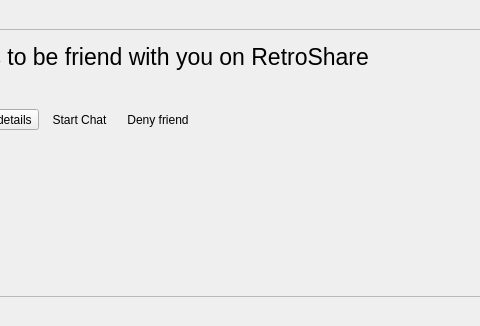
This is retroshare-gui/src/gui/feeds/SecurityItem.ui in RetroShare/RetroShare as Qt 5 draws it before an edit; both pictures show x 269 to 749 and y 0 to 326 of the 1015 by 326 pixel window. The edited form follows.
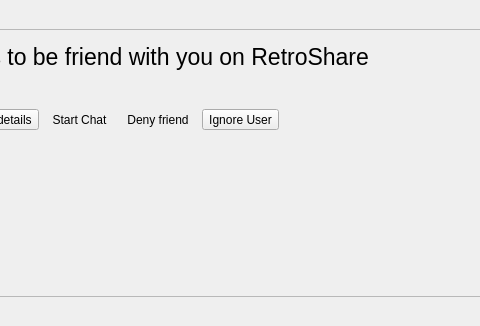
This is the edited form. Icons and pictures are not drawn. Custom widgets are drawn as their Qt base class.

Commit message: Add Ignore User button to Security Feed and implement Ignored Users list management

```diff
--- a/retroshare-gui/src/gui/feeds/SecurityItem.ui
+++ b/retroshare-gui/src/gui/feeds/SecurityItem.ui
@@ -283,6 +283,33 @@
              </property>
             </widget>
            </item>
+           <item>
+            <widget class="QToolButton" name="banButton">
+             <property name="focusPolicy">
+              <enum>Qt::NoFocus</enum>
+             </property>
+             <property name="text">
+              <string>Ignore User</string>
+             </property>
+             <property name="icon">
+              <iconset resource="../images.qrc">
+               <normaloff>:/images/user/deny_user48.png</normaloff>:/images/user/deny_user48.png</iconset>
+             </property>
+             <property name="iconSize">
+              <size>
+               <width>24</width>
+               <height>24</height>
+              </size>
+             </property>
+             <property name="toolButtonStyle">
+              <enum>Qt::ToolButtonTextBesideIcon</enum>
+             </property>
+             <property name="autoRaise">
+              <bool>false</bool>
+             </property>
+
+            </widget>
+           </item>
            <item>
             <spacer name="buttons_HSpacer">
              <property name="orientation">
```
The commit also changes 5 other files.
